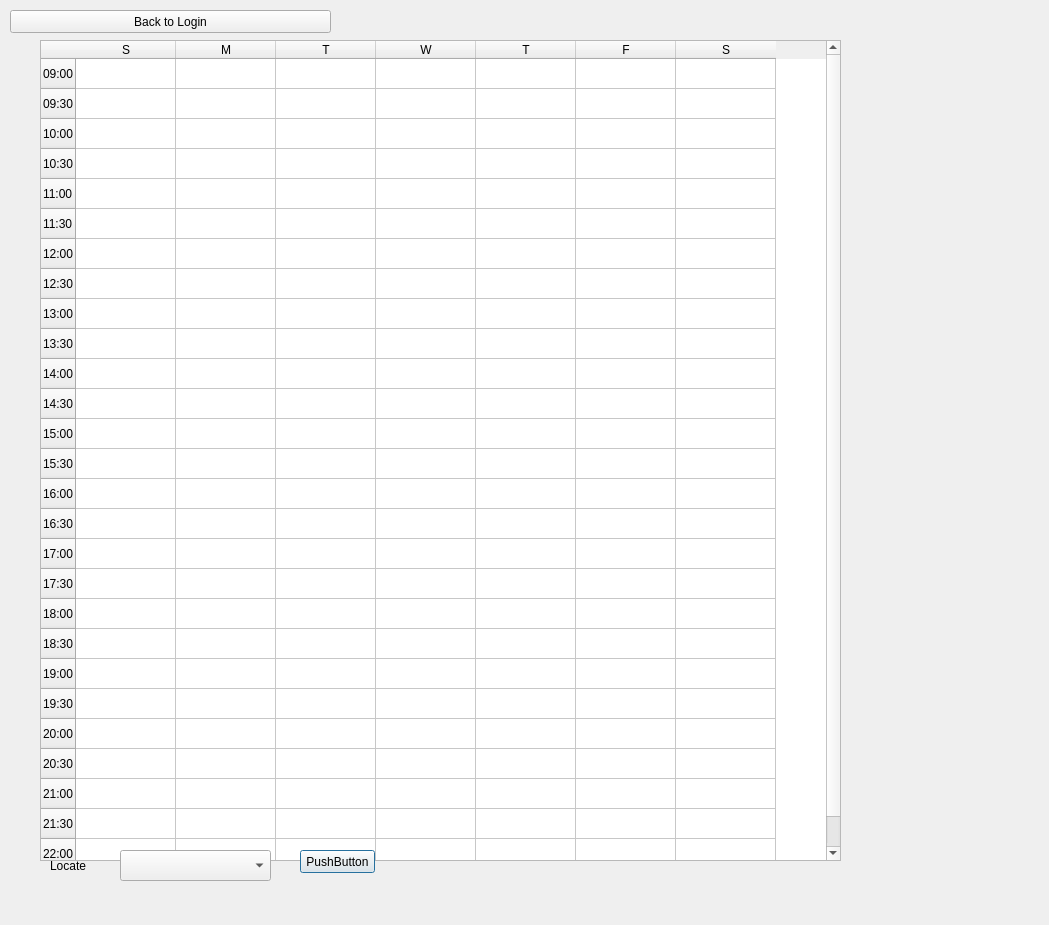
Above: mainwindow.ui from player62/Date-Manger before the change. Below: the same form after it.
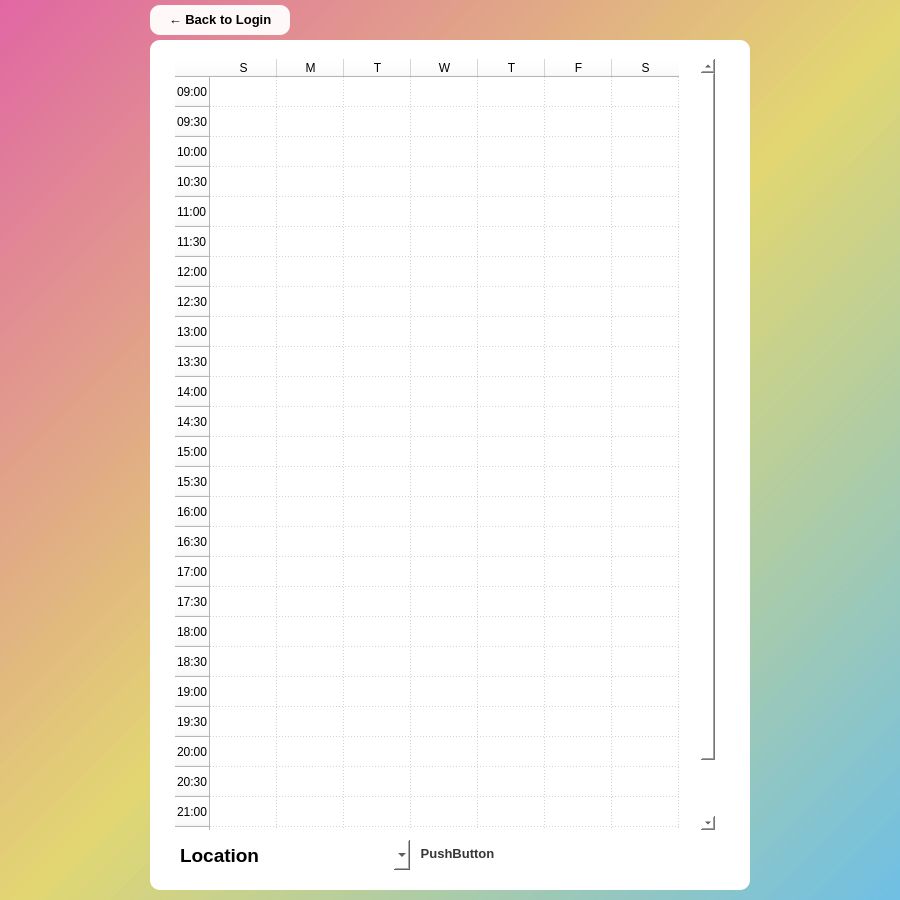
That is the form after the change.

Diff of the .ui file:
```diff
--- a/mainwindow.ui
+++ b/mainwindow.ui
@@ -6,71 +6,147 @@
    <rect>
     <x>0</x>
     <y>0</y>
-    <width>1049</width>
-    <height>925</height>
+    <width>900</width>
+    <height>900</height>
    </rect>
   </property>
   <property name="windowTitle">
    <string>Dialog</string>
   </property>
-  <widget class="QComboBox" name="locateselect_combobox">
+  <property name="styleSheet">
+   <string notr="true">background-color : qlineargradient(spread:pad, x1:0, y1:0, x2:1, y2:1, stop:0 rgba(223, 95, 159, 200), stop:0.513812 rgba(224, 212, 107, 200), stop:1 rgba(103, 188, 228, 200));</string>
+  </property>
+  <widget class="QWidget" name="widget" native="true">
    <property name="geometry">
     <rect>
-     <x>120</x>
-     <y>850</y>
-     <width>151</width>
-     <height>31</height>
+     <x>150</x>
+     <y>40</y>
+     <width>600</width>
+     <height>850</height>
     </rect>
    </property>
-  </widget>
+   <property name="styleSheet">
+    <string notr="true">background-color: rgb(255, 255, 255);
+
+border-radius : 10px;</string>
+   </property>
   <widget class="QPushButton" name="makescedule_button">
    <property name="geometry">
     <rect>
-     <x>300</x>
-     <y>850</y>
+      <x>270</x>
+      <y>802</y>
      <width>75</width>
      <height>23</height>
     </rect>
    </property>
+    <property name="styleSheet">
+     <string notr="true">color : rgb(54, 54, 54);
+background-color: rgba(255, 255, 255, 240);
+
+font-family : 'Dosis';
+font-weight : bold;
+font-size : 10pt;
+
+border-radius : 8px;</string>
+    </property>
    <property name="text">
     <string>PushButton</string>
    </property>
   </widget>
-  <widget class="QLabel" name="where_label">
+   <widget class="QComboBox" name="locateselect_combobox">
    <property name="geometry">
     <rect>
-     <x>50</x>
-     <y>860</y>
-     <width>54</width>
-     <height>12</height>
-    </rect>
-   </property>
-   <property name="text">
-    <string>Locate</string>
-   </property>
-  </widget>
-  <widget class="QPushButton" name="gotologin_button">
-   <property name="geometry">
-    <rect>
-     <x>10</x>
-     <y>10</y>
-     <width>321</width>
-     <height>23</height>
-    </rect>
-   </property>
-   <property name="text">
-    <string>Back to Login</string>
+      <x>110</x>
+      <y>800</y>
+      <width>150</width>
+      <height>30</height>
+     </rect>
+    </property>
+    <property name="styleSheet">
+     <string notr="true">background-color: rgba(255, 255, 255, 240);
+
+font-weight : 400;
+font-family : 'Dosis';
+font-size : 11pt;
+
+border-radius : 4px;</string>
+    </property>
+    <property name="editable">
+     <bool>false</bool>
+    </property>
+    <property name="iconSize">
+     <size>
+      <width>16</width>
+      <height>16</height>
+     </size>
+    </property>
+    <property name="frame">
+     <bool>true</bool>
    </property>
   </widget>
   <widget class="QTableWidget" name="tableWidget">
    <property name="geometry">
     <rect>
-     <x>40</x>
-     <y>40</y>
-     <width>801</width>
-     <height>821</height>
-    </rect>
-   </property>
+      <x>25</x>
+      <y>19</y>
+      <width>540</width>
+      <height>771</height>
+     </rect>
+    </property>
+    <property name="autoFillBackground">
+     <bool>false</bool>
+    </property>
+    <property name="frameShape">
+     <enum>QFrame::StyledPanel</enum>
+    </property>
+    <property name="frameShadow">
+     <enum>QFrame::Sunken</enum>
+    </property>
+    <property name="sizeAdjustPolicy">
+     <enum>QAbstractScrollArea::AdjustIgnored</enum>
+    </property>
+    <property name="dragEnabled">
+     <bool>false</bool>
+    </property>
+    <property name="alternatingRowColors">
+     <bool>false</bool>
+    </property>
+    <property name="selectionMode">
+     <enum>QAbstractItemView::MultiSelection</enum>
+    </property>
+    <property name="textElideMode">
+     <enum>Qt::ElideRight</enum>
+    </property>
+    <property name="showGrid">
+     <bool>true</bool>
+    </property>
+    <property name="gridStyle">
+     <enum>Qt::DotLine</enum>
+    </property>
+    <property name="wordWrap">
+     <bool>true</bool>
+    </property>
+    <property name="cornerButtonEnabled">
+     <bool>true</bool>
+    </property>
+    <attribute name="horizontalHeaderVisible">
+     <bool>true</bool>
+    </attribute>
+    <attribute name="horizontalHeaderDefaultSectionSize">
+     <number>67</number>
+    </attribute>
+    <attribute name="horizontalHeaderHighlightSections">
+     <bool>true</bool>
+    </attribute>
+    <attribute name="horizontalHeaderMinimumSectionSize">
+     <number>34</number>
+    </attribute>
+    <attribute name="verticalHeaderHighlightSections">
+     <bool>true</bool>
+    </attribute>
+    <attribute name="verticalHeaderShowSortIndicator" stdset="0">
+     <bool>false</bool>
+    </attribute>
    <row>
     <property name="text">
      <string>09:00</string>
@@ -242,11 +318,64 @@
     </property>
    </column>
   </widget>
-  <zorder>tableWidget</zorder>
-  <zorder>locateselect_combobox</zorder>
-  <zorder>makescedule_button</zorder>
-  <zorder>where_label</zorder>
-  <zorder>gotologin_button</zorder>
+   <widget class="QLabel" name="where_label">
+    <property name="geometry">
+     <rect>
+      <x>30</x>
+      <y>800</y>
+      <width>80</width>
+      <height>30</height>
+     </rect>
+    </property>
+    <property name="styleSheet">
+     <string notr="true">color:rgb(0, 0, 0);
+background-color: rgb(255, 255, 255);
+
+font-weight : 600;
+font-family : 'Dosis';
+font-size : 14pt;</string>
+    </property>
+    <property name="text">
+     <string>Location</string>
+    </property>
+   </widget>
+  </widget>
+  <widget class="QWidget" name="widget_2" native="true">
+   <property name="geometry">
+    <rect>
+     <x>150</x>
+     <y>5</y>
+     <width>140</width>
+     <height>30</height>
+    </rect>
+   </property>
+   <property name="styleSheet">
+    <string notr="true">background-color: rgba(255, 255, 255, 240);
+
+border-radius : 10px;</string>
+   </property>
+   <widget class="QPushButton" name="gotologin_button">
+    <property name="geometry">
+     <rect>
+      <x>10</x>
+      <y>2</y>
+      <width>120</width>
+      <height>25</height>
+     </rect>
+    </property>
+    <property name="styleSheet">
+     <string notr="true">color:rgb(0, 0, 0);
+background-color: rgba(255, 255, 255, 0);
+
+font-weight : 600;
+font-family : 'Dosis';
+font-size : 10pt;</string>
+    </property>
+    <property name="text">
+     <string>← Back to Login</string>
+    </property>
+   </widget>
+  </widget>
  </widget>
  <resources/>
  <connections/>
```
Lines whose indentation alone changed are shown as unchanged.
